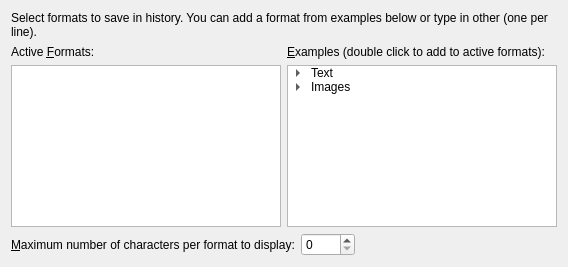
The window that plugins/itemdata/itemdatasettings.ui (hluk/CopyQ) describes before a commit, drawn with Qt 5.
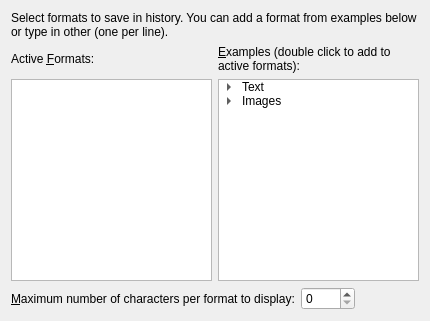
The same window after the commit.

Commit message: Better layout sizes in configuration dialog

What changed in the file:
```diff
--- a/plugins/itemdata/itemdatasettings.ui
+++ b/plugins/itemdata/itemdatasettings.ui
@@ -6,10 +6,16 @@
    <rect>
     <x>0</x>
     <y>0</y>
-    <width>568</width>
-    <height>267</height>
+    <width>430</width>
+    <height>321</height>
    </rect>
   </property>
+  <property name="sizePolicy">
+   <sizepolicy hsizetype="Preferred" vsizetype="Preferred">
+    <horstretch>0</horstretch>
+    <verstretch>1</verstretch>
+   </sizepolicy>
+  </property>
   <layout class="QVBoxLayout" name="verticalLayout">
    <item>
     <widget class="QLabel" name="label_26">
@@ -38,6 +44,9 @@
        <property name="text">
         <string>&amp;Examples (double click to add to active formats):</string>
        </property>
+       <property name="wordWrap">
+        <bool>true</bool>
+       </property>
        <property name="buddy">
         <cstring>treeWidgetFormats</cstring>
        </property>
```
The commit also changes 4 other files.
